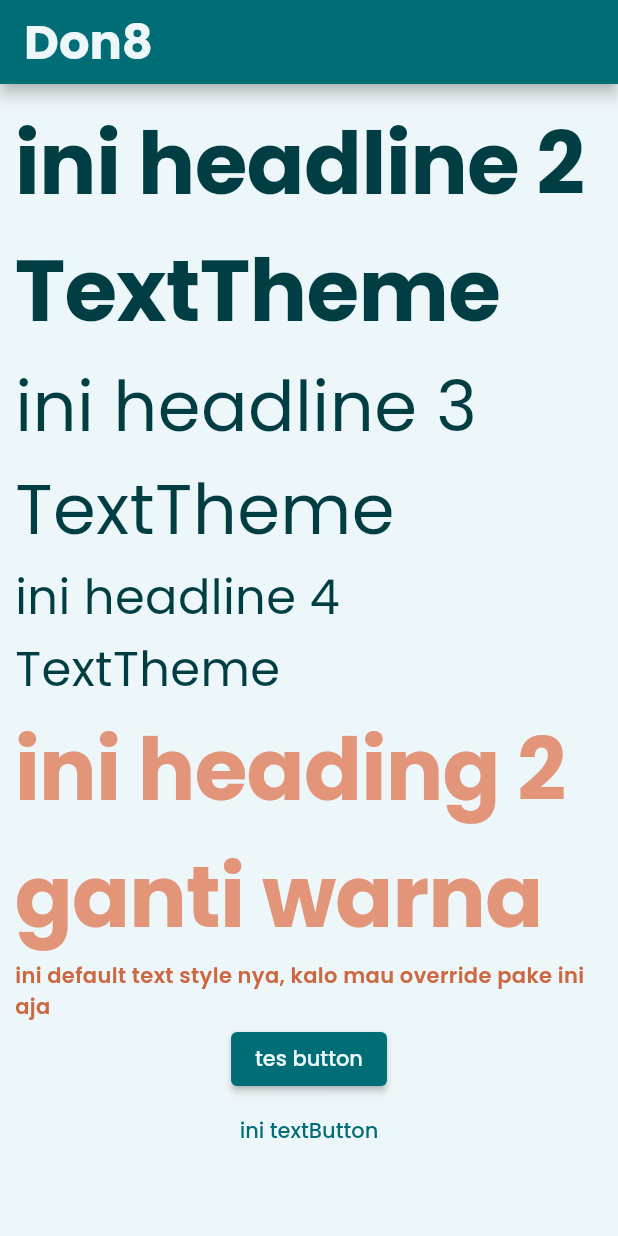
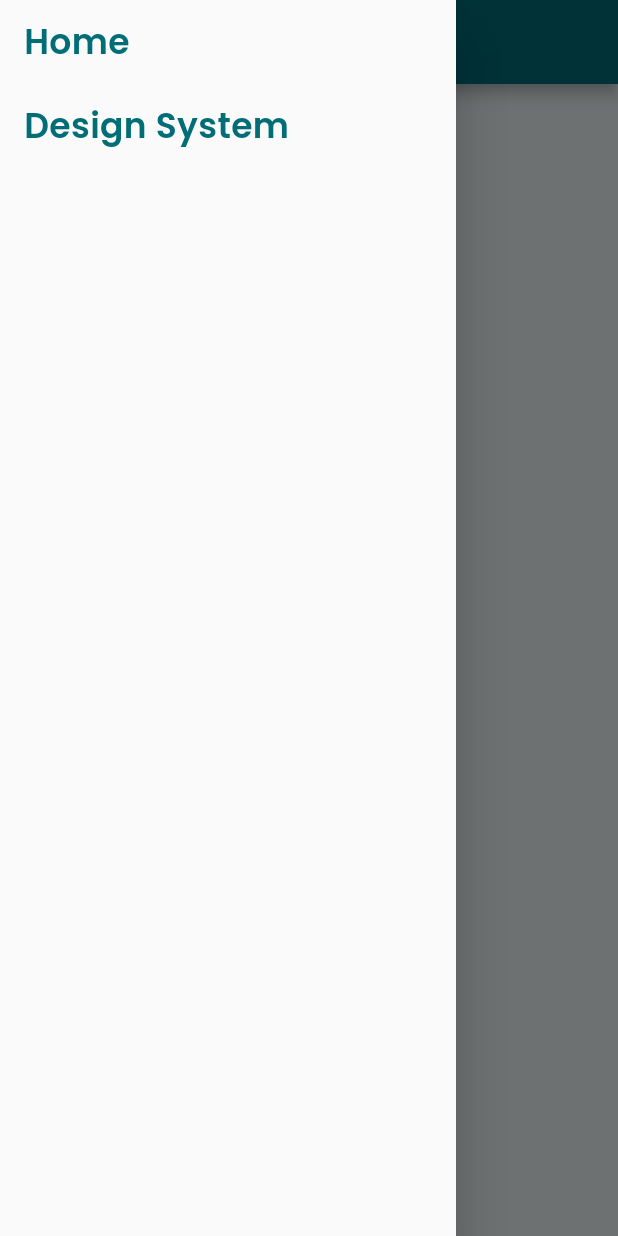
Before and after one commit to PBP-D-08/don8-flutter, a Flutter app: the screen it shows after launch, with the side drawer open (before the commit the screen has no drawer), on a phone screen of 412 x 824 dp. Run offline on Flutter 3.47's test engine with Material 2 defaults, Android fonts, the phone set to English and light mode, and no system bars; our stand-ins replace google_fonts.

Commit message:
Added drawer

```diff
--- a/lib/main.dart
+++ b/lib/main.dart
@@ -1,6 +1,7 @@
 import 'package:flutter/material.dart';
 import 'common/constants.dart';
-import 'package:don8_flutter/example.dart';
+import 'package:don8_flutter/page/example.dart';
+import 'page/drawer.dart';
 
 void main() {
   runApp(const MyApp());
@@ -15,7 +16,69 @@ class MyApp extends StatelessWidget {
       title: 'Flutter Demo',
       theme: customTheme,
       debugShowCheckedModeBanner: false,
-      home: const ContohPenggunaan(),
+      home: const MyHomePage(title: 'Don8'),
     );
   }
 }
+
+class MyHomePage extends StatefulWidget {
+  const MyHomePage({super.key, required this.title});
+
+  // This widget is the home page of your application. It is stateful, meaning
+  // that it has a State object (defined below) that contains fields that affect
+  // how it looks.
+
+  // This class is the configuration for the state. It holds the values (in this
+  // case the title) provided by the parent (in this case the App widget) and
+  // used by the build method of the State. Fields in a Widget subclass are
+  // always marked "final".
+
+  final String title;
+
+  @override
+  State<MyHomePage> createState() => _MyHomePageState();
+}
+
+class _MyHomePageState extends State<MyHomePage> {
+  int _counter = 0;
+
+  void _incrementCounter() {
+    setState(() {
+      // This call to setState tells the Flutter framework that something has
+      // changed in this State, which causes it to rerun the build method below
+      // so that the display can reflect the updated values. If we changed
+      // _counter without calling setState(), then the build method would not be
+      // called again, and so nothing would appear to happen.
+      _counter++;
+    });
+  }
+
+  void _decrementCounter() {
+    setState(() {
+      if (_counter > 0) {
+        _counter--;
+      }
+    });
+  }
+
+  @override
+  Widget build(BuildContext context) {
+    // This method is rerun every time setState is called, for instance as done
+    // by the _incrementCounter method above.
+    //
+    // The Flutter framework has been optimized to make rerunning build methods
+    // fast, so that you can just rebuild anything that needs updating rather
+    // than having to individually change instances of widgets.
+    return Scaffold(
+        appBar: AppBar(
+          // Here we take the value from the MyHomePage object that was created by
+          // the App.build method, and use it to set our appbar title.
+          title: Text(widget.title),
+        ),
+        drawer: const DrawerApp(),
+        body: const Center(
+            // Center is a layout widget. It takes a single child and positions it
+            // in the middle of the parent.
+            ));
+  }
+}
--- /dev/null
+++ b/lib/page/drawer.dart
@@ -0,0 +1,40 @@
+import 'package:flutter/material.dart';
+import 'package:don8_flutter/main.dart';
+import 'example.dart';
+
+class DrawerApp extends StatelessWidget {
+  const DrawerApp({super.key});
+
+  @override
+  Widget build(BuildContext context) {
+    return Drawer(
+      child: Column(
+        children: [
+          // Menambahkan clickable menu
+          ListTile(
+            title: const Text('Home'),
+            onTap: () {
+              // Route menu ke halaman utama
+              Navigator.pushReplacement(
+                context,
+                MaterialPageRoute(
+                    builder: (context) => const MyHomePage(title: 'Don8')),
+              );
+            },
+          ),
+          ListTile(
+            title: const Text('Design System'),
+            onTap: () {
+              // Route menu ke halaman tambah budget
+              Navigator.pushReplacement(
+                context,
+                MaterialPageRoute(
+                    builder: (context) => const ContohPenggunaan()),
+              );
+            },
+          ),
+        ],
+      ),
+    );
+  }
+}
--- a/lib/example.dart
+++ b/lib/page/example.dart
@@ -1,5 +1,6 @@
 import 'package:don8_flutter/common/constants.dart';
 import 'package:flutter/material.dart';
+import 'drawer.dart';
 
 class ContohPenggunaan extends StatelessWidget {
   const ContohPenggunaan({super.key});
@@ -8,8 +9,9 @@ class ContohPenggunaan extends StatelessWidget {
   Widget build(BuildContext context) {
     return Scaffold(
       appBar: AppBar(
-        title: const Text("Don8"),
+        title: const Text("Design System"),
       ),
+      drawer: const DrawerApp(),
       body: SingleChildScrollView(
         child: Padding(
           padding: const EdgeInsets.all(10.0),
```
